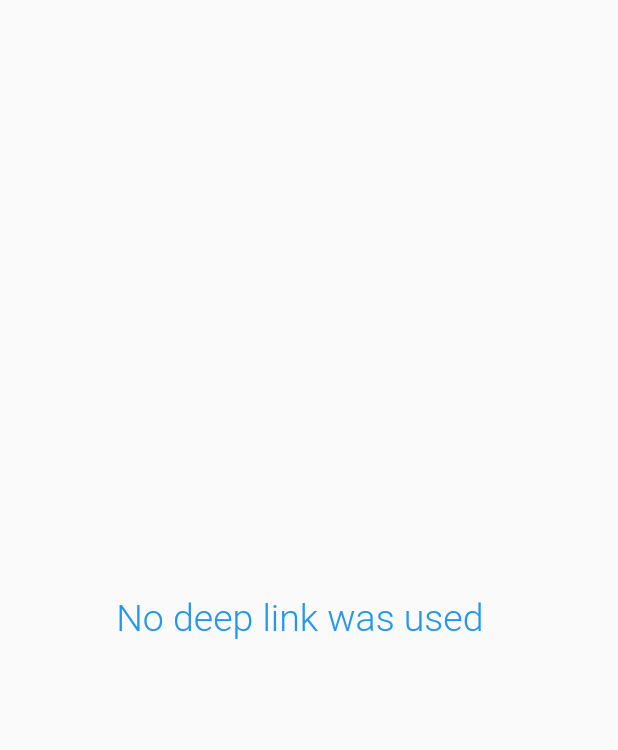
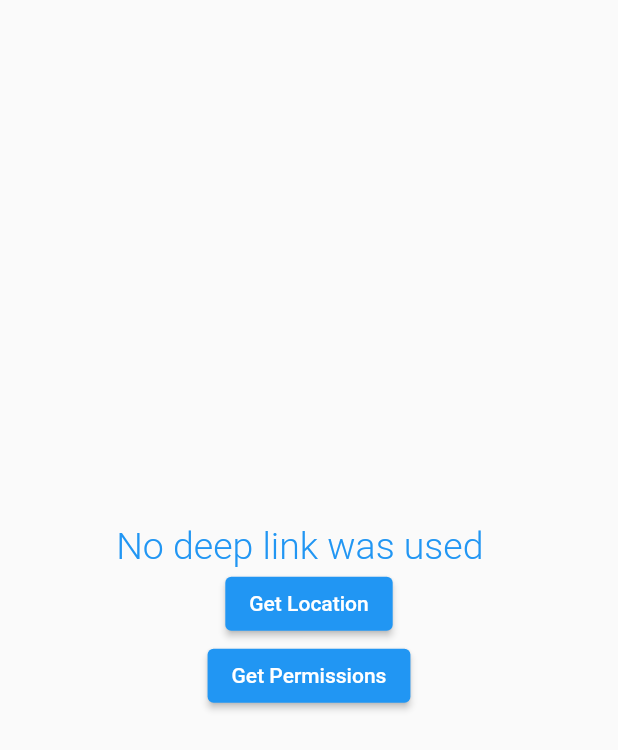
Before and after one commit to the-horcrux/DeepLink, a Flutter app: the screen it shows after launch, on a phone screen of 412 x 824 dp. Shown: the top 750 px of the screen. Run offline on Flutter 3.47's test engine with Material 2 defaults, Android fonts, the phone set to English and light mode, and no system bars; our stand-ins replace device_info, location; missing offline and left inert: geocoder.

Commit message:
New Commit

```diff
--- a/lib/main.dart
+++ b/lib/main.dart
@@ -1,8 +1,9 @@
 import 'dart:async';
 import 'package:flutter/material.dart';
 import 'package:flutter/services.dart';
-// import 'package:geocoder/geocoder.dart';
-// import 'package:location/location.dart';
+import 'package:geocoder/geocoder.dart';
+import 'package:location/location.dart';
+import 'package:placesAPI/utils.dart';
 import 'package:provider/provider.dart';
 
 void main() => runApp(PocApp());
@@ -12,22 +13,49 @@ class PocApp extends StatelessWidget {
   @override
   Widget build(BuildContext context) {
     DeepLinkBloc _bloc = DeepLinkBloc();
+    Utilities.getDeviceDetails();
     return MaterialApp(
-        title: 'Flutter and Deep Link PoC',
+        title: 'Gymnash',
         theme: ThemeData(
             primarySwatch: Colors.blue,
             textTheme: TextTheme(
-              title: TextStyle(
+              headline2: TextStyle(
                 fontWeight: FontWeight.w300,
                 color: Colors.blue,
                 fontSize: 25.0,
               ),
             )),
         home: Scaffold(
-            body: Provider<DeepLinkBloc>(
-                create: (context) => _bloc,
-                dispose: (context, bloc) => bloc.dispose(),
-                child: PocWidget())));
+            body: Center(
+                child: Column(
+          mainAxisSize: MainAxisSize.min,
+          children: [
+            Provider<DeepLinkBloc>(create: (context) => _bloc, dispose: (context, bloc) => bloc.dispose(), child: PocWidget()),
+            ElevatedButton(
+              child: Text('Get Location'),
+              onPressed: () {
+                Location().getLocation().then((location) {
+                  var coordinates = new Coordinates(location.latitude, location.longitude);
+                  coordinates = new Coordinates(21.2368966, 81.5983572);
+                  Geocoder.local.findAddressesFromCoordinates(coordinates).then((address) {
+                    print(address.first.toMap());
+                  });
+                });
+              },
+            ),
+            ElevatedButton(
+                child: Text('Get Permissions'),
+                onPressed: () {
+                  Location().requestPermission().then((permissionData) {
+                    print(permissionData);
+                  });
+                }),
+            // Row(
+            //   children: [
+            //   ],
+            // )
+          ],
+        ))));
   }
 }
 
@@ -39,17 +67,13 @@ class PocWidget extends StatelessWidget {
       stream: _bloc.state,
       builder: (context, snapshot) {
         if (!snapshot.hasData) {
-          return Container(
-              child: Center(
-                  child: Text('No deep link was used  ',
-                      style: Theme.of(context).textTheme.title)));
+          return Container(child: Center(child: Text('No deep link was used  ', style: Theme.of(context).textTheme.headline2)));
         } else {
           return Container(
               child: Center(
                   child: Padding(
                       padding: EdgeInsets.all(20.0),
-                      child: Text('Redirected: ${snapshot.data}',
-                          style: Theme.of(context).textTheme.title))));
+                      child: Text('Redirected: ${snapshot.data}', style: Theme.of(context).textTheme.headline2))));
         }
       },
     );
--- a/pubspec.yaml
+++ b/pubspec.yaml
@@ -30,6 +30,8 @@ dependencies:
   provider: ^4.3.3
   location: ^3.0.2
   geocoder: ^0.2.1
+  equatable: ^1.2.6
+  device_info: ^1.0.0
 
 dev_dependencies:
   flutter_test:
```
Also changed, not shown: lib/utils.dart (added, +33 -0 lines), pubspec.lock, 3 other files.
